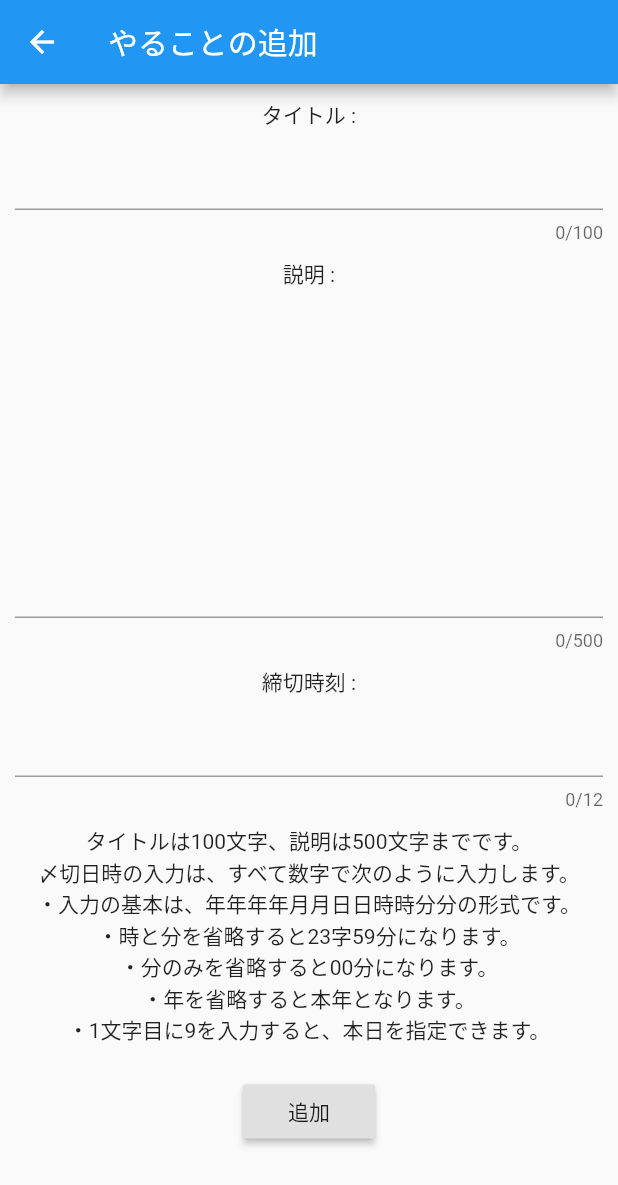
After one commit to hrk-fujii/quick_todoer, a Flutter app: the AddTask screen opened directly, after a tap on "追加", on a phone screen of 412 x 824 dp. The commit adds this screen. Shown: the top 1185 px of the screen. Run offline on Flutter 3.47's test engine with Material 2 defaults, Android fonts, the phone set to English and light mode, and no system bars; our stand-ins replace cloud_firestore, firebase_auth, firebase_core, responsive_builder; accounts and stored records are empty; generated files the repository leaves out were written again.

Commit message:
タスク追加を実装

```diff
--- a/lib/app_home.dart
+++ b/lib/app_home.dart
@@ -1,6 +1,9 @@
 import 'package:flutter/material.dart';
+import 'package:provider/provider.dart';
 
+import 'provider/auth_state_provider.dart';
 import 'task/task.dart';
+import 'task/add_task.dart';
 import 'setting/setting.dart';
 
 class AppHome extends StatefulWidget {
@@ -21,19 +24,29 @@ class _AppHomeState extends State<AppHome> {
   }
 
 
-  // screen list
-  List<Widget> screens = [
-    Task(),
-    Setting(),
-    Text("info"),
-  ];
-
 
   @override
   Widget build(BuildContext context) {
+      // screen list
+    List<Widget> screens = [
+      Task(),
+      Setting(),
+      Text("info"),
+    ];
+
+    // actions list
+    List<List<Widget>?> actionLists = [
+      [
+        AddTaskButton(),
+      ],
+      null,
+      null,
+    ];
+
     return Scaffold(
       appBar: AppBar(
         title: Text("Quick Todoer"),
+        actions: actionLists[currentNavigationIndex],
       ),
       body: screens[currentNavigationIndex],
       bottomNavigationBar: BottomNavigationBar(
@@ -60,3 +73,25 @@ class _AppHomeState extends State<AppHome> {
     );
   }
 }
+
+class AddTaskButton extends StatelessWidget {
+  const AddTaskButton({ Key? key }) : super(key: key);
+
+  @override
+  Widget build(BuildContext context) {
+    if (context.select((AuthStateProvider authState) => authState.userData) == null) {
+      return IconButton(
+        icon: Icon(Icons.add),
+        onPressed: null,
+      );
+    }
+    return IconButton(
+      onPressed: () async {
+        await Navigator.push(context, MaterialPageRoute(
+        builder: (BuildContext context) => AddTask()
+      ));
+      },
+      icon: Icon(Icons.add, semanticLabel: 'やることを追加'),
+    );
+  }
+}
--- /dev/null
+++ b/lib/task/add_task.dart
@@ -0,0 +1,90 @@
+import 'package:firebase_auth/firebase_auth.dart';
+import 'package:cloud_firestore/cloud_firestore.dart';
+import 'package:provider/provider.dart';
+import 'package:flutter/material.dart';
+
+import '../util/task.dart';
+import '../type/firestore.dart';
+import '../provider/auth_state_provider.dart';
+
+
+// add task item for navigator
+
+class AddTask extends StatelessWidget {
+  const AddTask({ Key? key }) : super(key: key);
+
+
+  @override
+  Widget build(BuildContext context) {
+    final User? authUser = context.select((AuthStateProvider authState) => authState.userData);
+    final nameController = TextEditingController();
+    final descriptionController = TextEditingController();
+    final deadlineController = TextEditingController();
+
+    void hAdd() async {
+      final deadlineAt = numStringToDate(deadlineController.text);
+      if (deadlineAt == null || authUser == null) {
+        return;
+      }
+      final newTask = TaskDocument(
+        name: nameController.text,
+        description: descriptionController.text,
+        deadlineAt: deadlineAt
+      );
+      await FirebaseFirestore.instance.collection('users').doc(authUser.uid).collection('tasks').add(newTask.toNewFirestore());
+    }
+
+
+    return Scaffold(
+      appBar: AppBar(
+        title: Text('やることの追加'),
+      ),
+      body: SingleChildScrollView(
+        child: Container(
+          padding: EdgeInsets.all(10),
+          child: Column(
+            children: [
+              Text('タイトル :'),
+              SizedBox(height: 5),
+              TextField(
+                controller: nameController,
+                maxLength: 100,
+                maxLines: 1,
+              ),
+              SizedBox(height: 10),
+              Text('説明 :'),
+              SizedBox(height: 5),
+              TextField(
+                controller: descriptionController,
+                maxLength: 500,
+                minLines: 10,
+                maxLines: 10,
+              ),
+              SizedBox(height: 10),
+              Text('締切時刻 :'),
+              SizedBox(height: 5),
+              TextField(
+                controller: deadlineController,
+                maxLength: 12,
+                keyboardType: TextInputType.number,
+              ),
+              SizedBox(height: 10),
+              Text('タイトルは100文字、説明は500文字までです。'),
+              Text('〆切日時の入力は、すべて数字で次のように入力します。'),
+              Text('・入力の基本は、年年年年月月日日時時分分の形式です。'),
+              Text('・時と分を省略すると23字59分になります。'),
+              Text('・分のみを省略すると00分になります。'),
+              Text('・年を省略すると本年となります。'),
+              Text('・1文字目に9を入力すると、本日を指定できます。'),
+              SizedBox(height: 20),
+              RaisedButton(
+                child: Text('追加'),
+                onPressed: hAdd,
+              ),
+            ]
+          ),
+        ),
+      ),
+    );
+  }
+}
--- /dev/null
+++ b/lib/util/task.dart
@@ -0,0 +1,109 @@
+// task utils
+
+DateTime? numStringToDate(String value) {
+  int year = 0;
+  int month = 0;
+  int day = 0;
+  int hour = 0;
+  int minute = 0;
+
+  // is number
+  if (RegExp(r'[0-9]+').hasMatch(value) == false) {
+    return null;
+  }
+
+
+  // input full year
+  if (value.substring(0, 2) == "20") {
+    if ((value.length == 8 || value.length == 10 || value.length == 12)
+      && int.parse(value.substring(4, 6)) >= 1 && int.parse(value.substring(4, 6)) <= 12
+      && int.parse(value.substring(6, 8)) >= 1
+    ) {
+      year = int.parse(value.substring(0, 4));
+      month = int.parse(value.substring(4, 6));
+      day = int.parse(value.substring(6, 8));
+      if (day > DateTime(year, month + 1, 1).add(Duration(days: -1)).day) {
+        return null;
+      }
+      hour = 23;
+      minute = 59;
+      if (value.length == 10 && int.parse(value.substring(8, 10)) >= 0 && int.parse(value.substring(8, 10)) <= 23) {
+        hour = int.parse(value.substring(8, 10));
+        minute = 00;
+      } else if (value.length == 10) {
+        return null;
+      }
+      if (value.length == 12 && int.parse(value.substring(10, 12)) >= 0 && int.parse(value.substring(10, 12)) <= 59) {
+        minute = int.parse(value.substring(10, 12));
+      } else if (value.length == 12) {
+        return null;
+      }
+      return DateTime(year, month, day, hour, minute);
+    } else {
+      return null;
+    }
+
+  // 01 - 12 is set this year
+  } else if (int.parse(value.substring(0, 2)) >= 1 && int.parse(value.substring(0, 2)) <= 12) {
+    if ((value.length == 4 || value.length == 6 || value.length == 8)
+      && int.parse(value.substring(2, 4)) >= 1
+    ) {
+      year = DateTime.now().year;
+      month = int.parse(value.substring(0, 2));
+      day = int.parse(value.substring(2, 4));
+      if (day > DateTime(year, month + 1, 1).add(Duration(days: -1)).day) {
+        return null;
+      }
+      hour = 23;
+      minute = 59;
+      if (value.length == 6 && int.parse(value.substring(4, 6)) >= 0 && int.parse(value.substring(4, 6)) <= 23) {
+        hour = int.parse(value.substring(4, 6));
+        minute = 0;
+      } else if (value.length == 6) {
+        return null;
+      }
+      if (value.length == 8 && int.parse(value.substring(6, 8)) >= 0 && int.parse(value.substring(6, 8)) <= 59) {
+        minute = int.parse(value.substring(6, 8));
+      } else if (value.length == 8) {
+        return null;
+      }
+      return DateTime(year, month, day, hour, minute);
+    } else {
+      return null;
+    }
+
+  // 9 is this date
+  } else if (value[0] == "9") {
+    if (value.length == 3 || value.length == 5) {
+      final nowDate = DateTime.now();
+      year = nowDate.year;
+      month = nowDate.month;
+      day = nowDate.day;
+      if (value.length == 3 && int.parse(value.substring(1, 3)) >= 0 && int.parse(value.substring(1, 3)) <= 23) {
+        hour = int.parse(value.substring(1, 3));
+        minute = 0;
+      } else if (value.length == 3) {
+        return null;
+      }
+      if (value.length == 8 && int.parse(value.substring(3, 5)) >= 0 && int.parse(value.substring(3, 5)) <= 59) {
+        minute = int.parse(value.substring(3, 5));
+      } else if (value.length == 5) {
+        return null;
+      }
+      return DateTime(year, month, day, hour, minute);
+    } else {
+      return null;
+    }
+  }
+  return null;
+}
+
+
+String dateToNumString(DateTime date) {
+  String year = date.year.toString();
+  String month = date.month.toString().padLeft(2, "0");
+  String day = date.day.toString().padLeft(2, "0");
+  String hour = date.hour.toString().padLeft(2, "0");
+  String minute = date.minute.toString().padLeft(2, "0");
+  return year + month + day + hour + minute;
+}
```
Also changed, not shown: lib/task/edit.dart (added).
